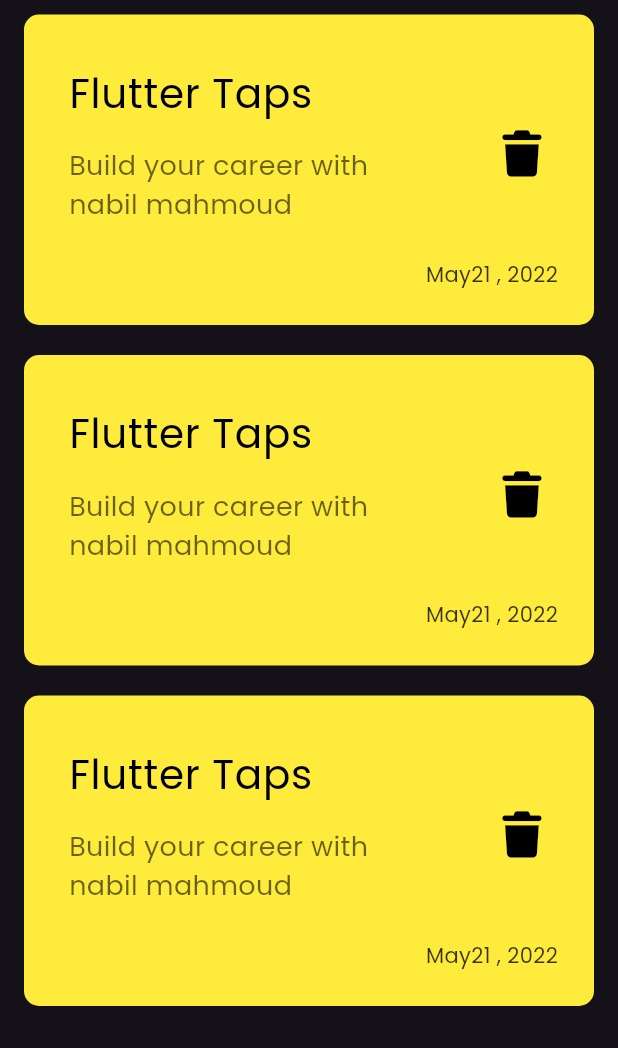
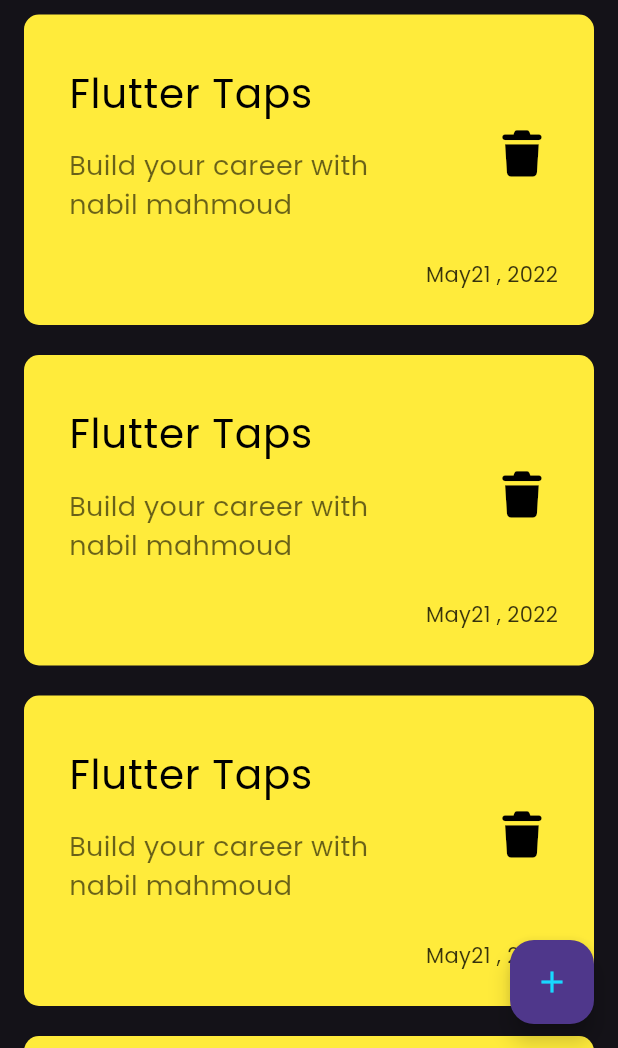
Before and after one commit to nabilmahmoud12/notes_app, a Flutter app: the screen it shows after launch, on a phone screen of 412 x 824 dp, the part 188-1236 px from its top. Run offline on Flutter 3.47's test engine with Material 3 defaults, Android fonts, the phone set to English and light mode, and no system bars; our stand-ins replace font_awesome_flutter.

Commit message:
add floating action botton

```diff
--- a/lib/Views/notes_view.dart
+++ b/lib/Views/notes_view.dart
@@ -6,6 +6,13 @@ class NotesView extends StatelessWidget {
 
   @override
   Widget build(BuildContext context) {
-    return const Scaffold(body: NotesViewBody());
+    return Scaffold(
+      floatingActionButton: FloatingActionButton(
+        onPressed: () {},
+        child: Icon(Icons.add, color: const Color.fromARGB(255, 24, 216, 255)),
+      ),
+
+      body: const NotesViewBody(),
+    );
   }
 }
--- a/lib/widgets/custom_note_item.dart
+++ b/lib/widgets/custom_note_item.dart
@@ -3,6 +3,7 @@ import 'package:font_awesome_flutter/font_awesome_flutter.dart';
 
 class NoteItem extends StatelessWidget {
   const NoteItem({super.key});
+  // final Color color;
 
   @override
   Widget build(BuildContext context) {
--- a/lib/widgets/notes_list_view.dart
+++ b/lib/widgets/notes_list_view.dart
@@ -3,12 +3,13 @@ import 'package:notsapp/widgets/custom_note_item.dart';
 
 class NotesListView extends StatelessWidget {
   const NotesListView({super.key});
+  final List<Color> color = const [Colors.yellow];
 
   @override
   Widget build(BuildContext context) {
     return Expanded(
       child: ListView.builder(
-        itemCount: 3,
+        itemCount: 7,
         itemBuilder: (context, index) {
           return Padding(
             padding: const EdgeInsets.symmetric(vertical: 10),
```
